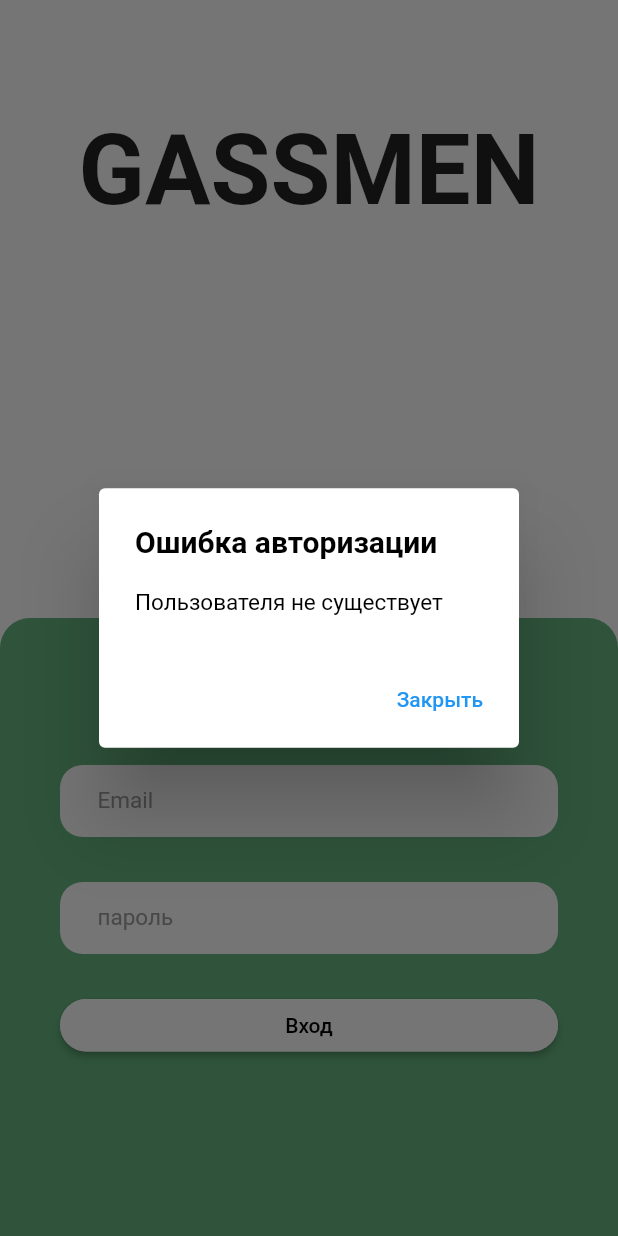
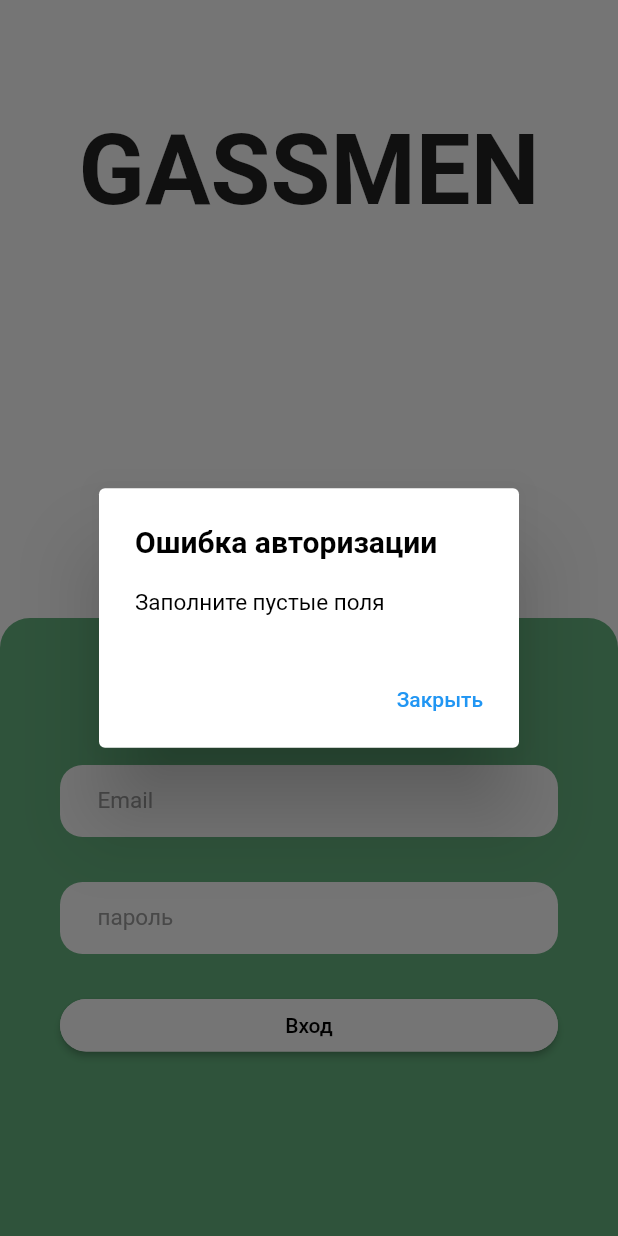
Before and after one commit to Crutches-Bicycles/gasmen-mobile, a Flutter app: the screen it shows after launch, after a tap on "Вход", on a phone screen of 412 x 824 dp. Run offline on Flutter 3.47's test engine with Material 2 defaults, Android fonts, the phone set to English and light mode, and no system bars; our stand-ins replace get, google_fonts; missing offline and left inert: dart:html, flutter_echarts.

Commit message:
Update auth_screen.dart
fix auth v2

```diff
--- a/lib/auth_screen.dart
+++ b/lib/auth_screen.dart
@@ -71,11 +71,16 @@ class _AuthScreenState extends State<AuthScreen> {
                                   borderRadius: BorderRadius.circular(18.0),
                                   side: BorderSide(color: Colors.white)),
                                 onPressed: (){
-                                  if(auth.contains(nameController.text)){
-                                    Get.to(()=>TryPage());
+                                  if(nameController.text != '' && passwordController.text != ''){
+                                    if(auth.contains(nameController.text)){
+                                      Get.to(()=>TryPage());
+                                    }
+                                    else{
+                                      _showMessageDialog(context,'Неверный логин или пароль');
+                                    }
                                   }
                                   else{
-                                    _showMessageDialog(context);
+                                    _showMessageDialog(context,'Заполните пустые поля');
                                   }
 
                                 },
@@ -123,11 +128,11 @@ class _AuthScreenState extends State<AuthScreen> {
       ),
     );
   }
-  _showMessageDialog(BuildContext context) => showDialog(
+  _showMessageDialog(BuildContext context, String message) => showDialog(
     context: context,
     builder: (context) => AlertDialog(
       title: Text('Ошибка авторизации',style: TextStyle(fontWeight: FontWeight.bold,color: Colors.black),),
-      content: Text('Пользователя не существует',style: TextStyle(color: Colors.black, fontSize: 15),),
+      content: Text(message,style: TextStyle(color: Colors.black, fontSize: 15),),
       actions: [
         FlatButton(
             onPressed: ()=> Navigator.of(context).pop(),
```
